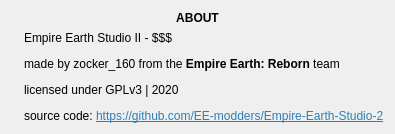
Old version of the form src/lib/aboutWindow.ui in the repository EE-modders/Empire-Earth-Studio-2.
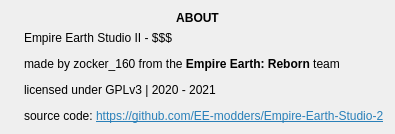
New version of the form. Icons and pictures are not drawn.

The edit to the form file:
```diff
--- a/src/lib/aboutWindow.ui
+++ b/src/lib/aboutWindow.ui
@@ -64,7 +64,7 @@
      <item>
       <widget class="QLabel" name="about_maintext">
        <property name="text">
-        <string>&lt;html&gt;&lt;head/&gt;&lt;body&gt;&lt;p&gt;Empire Earth Studio II - $$$&lt;/p&gt;&lt;p&gt;made by zocker_160 from the &lt;span style=&quot; font-weight:600;&quot;&gt;Empire Earth: Reborn&lt;/span&gt; team&lt;/p&gt;&lt;p&gt;licensed under GPLv3 | 2020&lt;/p&gt;&lt;p&gt;source code: &lt;a href=&quot;https://github.com/EE-modders/Empire-Earth-Studio-2&quot;&gt;&lt;span style=&quot; text-decoration: underline; color:#2980b9;&quot;&gt;https://github.com/EE-modders/Empire-Earth-Studio-2&lt;/span&gt;&lt;/a&gt;&lt;/p&gt;&lt;/body&gt;&lt;/html&gt;</string>
+        <string>&lt;html&gt;&lt;head/&gt;&lt;body&gt;&lt;p&gt;Empire Earth Studio II - $$$&lt;/p&gt;&lt;p&gt;made by zocker_160 from the &lt;span style=&quot; font-weight:600;&quot;&gt;Empire Earth: Reborn&lt;/span&gt; team&lt;/p&gt;&lt;p&gt;licensed under GPLv3 | 2020 - 2021&lt;/p&gt;&lt;p&gt;source code: &lt;a href=&quot;https://github.com/EE-modders/Empire-Earth-Studio-2&quot;&gt;&lt;span style=&quot; text-decoration: underline; color:#2980b9;&quot;&gt;https://github.com/EE-modders/Empire-Earth-Studio-2&lt;/span&gt;&lt;/a&gt;&lt;/p&gt;&lt;/body&gt;&lt;/html&gt;</string>
        </property>
        <property name="alignment">
         <set>Qt::AlignLeading|Qt::AlignLeft|Qt::AlignTop</set>
```
